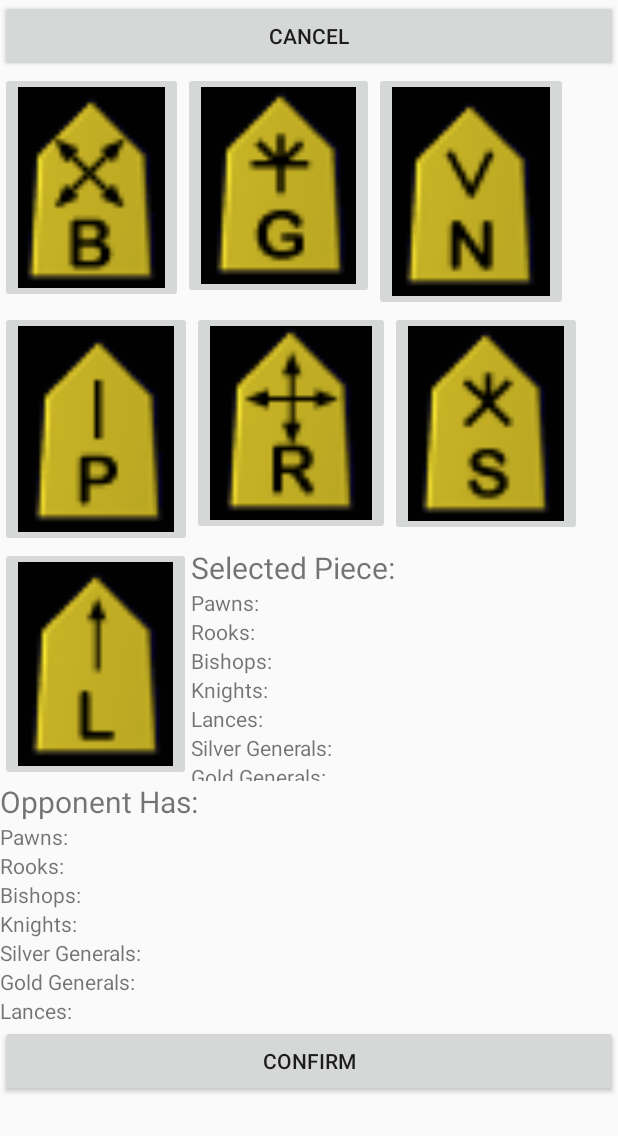
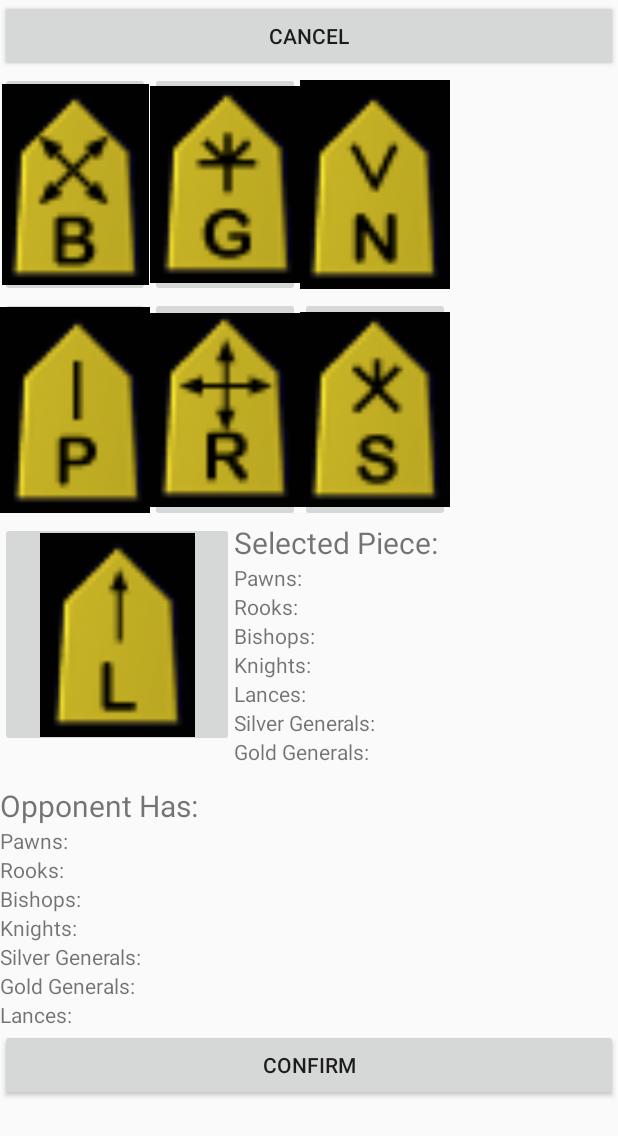
Before and after one commit to malikh22/ShogiCS301, an Android app: the layout dropping.xml on its own in the app's theme, with its tools: preview values and no code run, on a phone screen of 412 x 824 dp. Shown: the top 1136 px of the screen. Run offline under Robolectric (Android 15) with nearby library versions, the phone set to English and light mode, and no system bars.

Commit message:
dropping works!

```diff
--- a/app/src/main/java/com/example/shogics301/ShogiHumanPlayer.java
+++ b/app/src/main/java/com/example/shogics301/ShogiHumanPlayer.java
@@ -620,6 +620,7 @@ public class ShogiHumanPlayer extends GameHumanPlayer implements View.OnClickLis
             game.sendAction(new ShogiDropAction(this, toDrop, row, col));
             amDropping = false;
             //remove the dropped piece
+            gui.invalidate();
         }
 
         //when a piece on the board is currently selected
--- a/app/src/main/res/layout/dropping.xml
+++ b/app/src/main/res/layout/dropping.xml
@@ -18,27 +18,29 @@
             android:text="@android:string/cancel" />
 
         <LinearLayout
-            android:layout_width="wrap_content"
+            android:layout_width="match_parent"
             android:layout_height="wrap_content"
             android:orientation="horizontal">
 
             <ImageButton
                 android:id="@+id/imageButton"
-                android:layout_width="wrap_content"
-                android:layout_height="wrap_content"
-                app:srcCompat="@drawable/bishop" />
+                android:layout_width="100dp"
+                android:layout_height="150dp"
+                android:visibility="visible"
+                android:src="@drawable/bishop"
+                 />
 
             <ImageButton
                 android:id="@+id/imageButton2"
-                android:layout_width="wrap_content"
-                android:layout_height="wrap_content"
-                app:srcCompat="@drawable/goldgeneral" />
+                android:layout_width="100dp"
+                android:layout_height="150dp"
+                android:src="@drawable/goldgeneral" />
 
             <ImageButton
                 android:id="@+id/imageButton3"
-                android:layout_width="wrap_content"
-                android:layout_height="wrap_content"
-                app:srcCompat="@drawable/knight" />
+                android:layout_width="100dp"
+                android:layout_height="150dp"
+                android:src="@drawable/knight" />
         </LinearLayout>
 
         <LinearLayout
@@ -48,39 +50,39 @@
 
             <ImageButton
                 android:id="@+id/imageButton4"
-                android:layout_width="wrap_content"
-                android:layout_height="wrap_content"
-                app:srcCompat="@drawable/pawn" />
+                android:layout_width="100dp"
+                android:layout_height="150dp"
+                android:src="@drawable/pawn" />
 
             <ImageButton
                 android:id="@+id/imageButton5"
-                android:layout_width="wrap_content"
-                android:layout_height="wrap_content"
-                app:srcCompat="@drawable/rook" />
+                android:layout_width="100dp"
+                android:layout_height="150dp"
+                android:src="@drawable/rook" />
 
             <ImageButton
                 android:id="@+id/imageButton6"
-                android:layout_width="wrap_content"
-                android:layout_height="wrap_content"
-                app:srcCompat="@drawable/silvergeneral" />
+                android:layout_width="100dp"
+                android:layout_height="150dp"
+                android:src="@drawable/silvergeneral" />
 
         </LinearLayout>
 
         <LinearLayout
-            android:layout_width="wrap_content"
+            android:layout_width="match_parent"
             android:layout_height="wrap_content"
             android:orientation="horizontal">
 
             <ImageButton
                 android:id="@+id/imageButton7"
-                android:layout_width="wrap_content"
-                android:layout_height="wrap_content"
+                android:layout_width="100dp"
+                android:layout_height="150dp"
                 android:layout_weight="1"
-                app:srcCompat="@drawable/lance" />
+                android:src="@drawable/lance" />
 
             <LinearLayout
-                android:layout_width="match_parent"
-                android:layout_height="match_parent"
+                android:layout_width="200dp"
+                android:layout_height="175dp"
                 android:layout_weight="1"
                 android:orientation="vertical">
 
```
